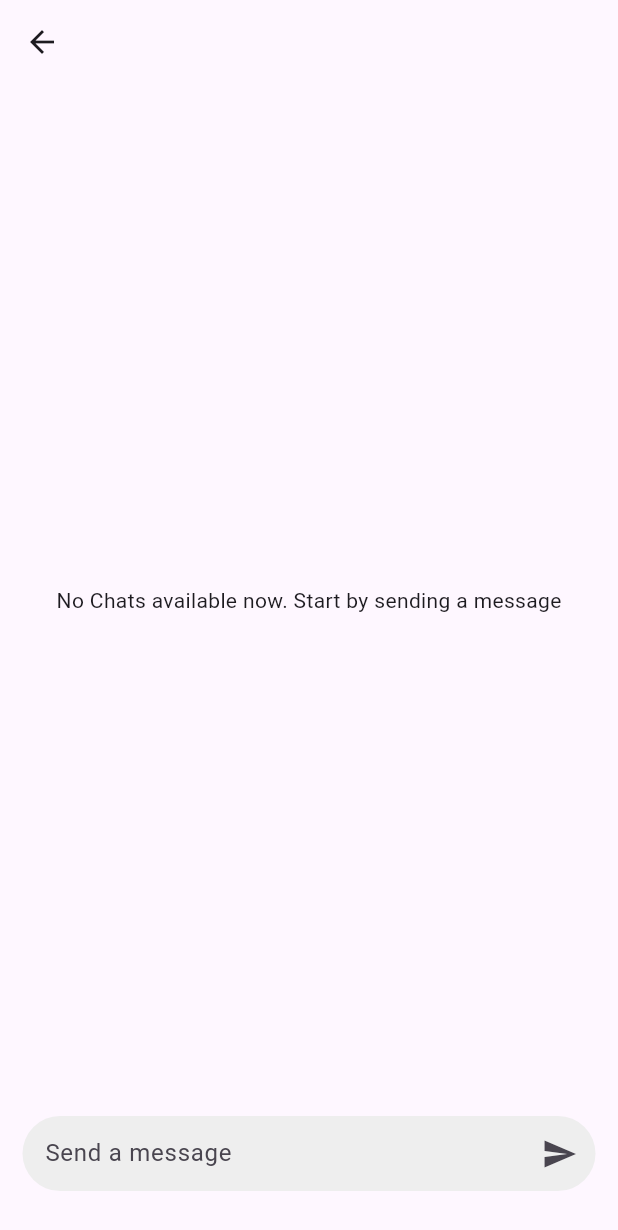
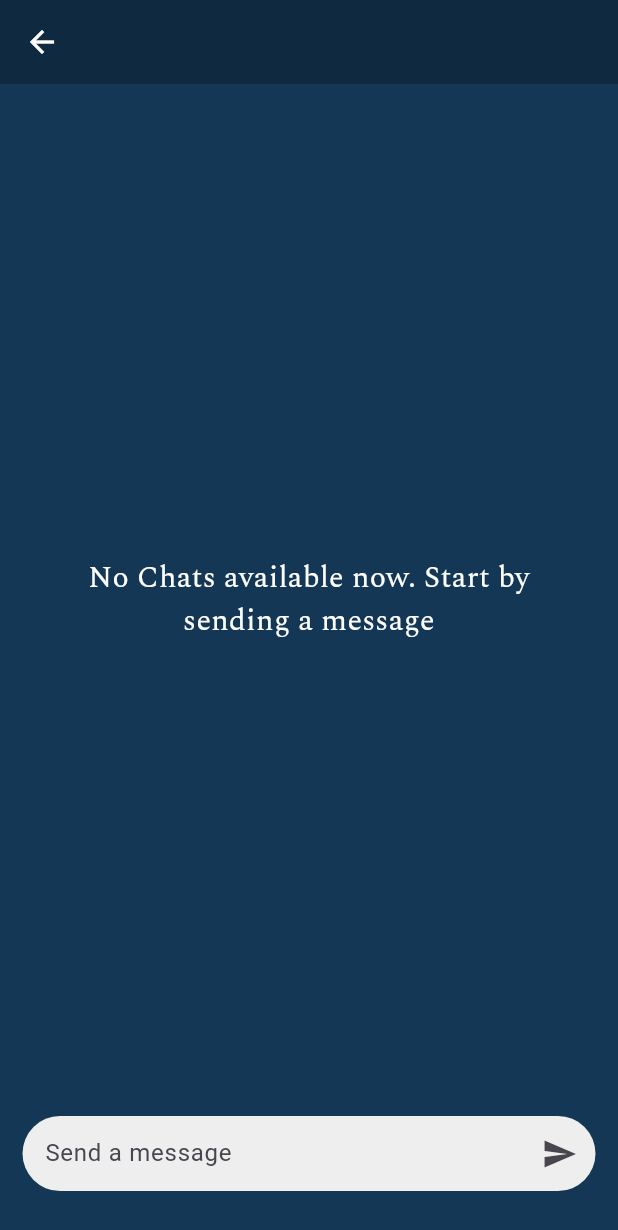
Before and after one commit to zuala69/Luxury-Palace, a Flutter app: the ChatsPage screen opened directly with empty values, on a phone screen of 412 x 824 dp. Shown: the top 1230 px of the screen. Run offline on Flutter 3.47's test engine with Material 3 defaults, Android fonts, the phone set to English and light mode, and no system bars; our stand-ins replace cached_network_image, cloud_firestore, firebase_auth, firebase_core, get, google_fonts and 1 more; accounts and stored records are empty.

Commit message:
minor ui changes

```diff
--- a/lib/ui/chats/chat_tile.dart
+++ b/lib/ui/chats/chat_tile.dart
@@ -1,5 +1,6 @@
 import 'package:chat_bubbles/chat_bubbles.dart';
 import 'package:flutter/material.dart';
+import 'package:google_fonts/google_fonts.dart';
 import 'package:luxury_guide/models/message.dart';
 import 'package:luxury_guide/utils/functions.dart';
 
@@ -17,13 +18,13 @@ class ChatTile extends StatelessWidget {
   @override
   Widget build(BuildContext context) {
     final isSender = msg.senderId == uid();
-    final tileColor = isSender ? Colors.blue : Colors.grey;
+    final tileColor = isSender ? Colors.blue[900]! : Colors.grey;
     return BubbleNormal(
       text: msg.text,
       isSender: isSender,
       color: tileColor,
       tail: true,
-      textStyle: const TextStyle(
+      textStyle: GoogleFonts.spectral(
         fontSize: 20,
         color: Colors.white,
       ),
--- a/lib/ui/chats/chats.dart
+++ b/lib/ui/chats/chats.dart
@@ -1,3 +1,5 @@
+import 'dart:developer';
+
 import 'package:cloud_firestore/cloud_firestore.dart';
 import 'package:flutter/cupertino.dart';
 import 'package:flutter/material.dart';
@@ -5,7 +7,7 @@ import 'package:google_fonts/google_fonts.dart';
 import 'package:luxury_guide/controllers/firebase_controller.dart';
 import 'package:luxury_guide/models/message.dart';
 import 'package:luxury_guide/models/user.dart';
-
+import 'package:luxury_guide/utils/colors.dart';
 import 'chat_tile.dart';
 import 'input.dart';
 
@@ -16,8 +18,18 @@ class ChatsPage extends StatelessWidget {
   @override
   Widget build(BuildContext context) {
     return Scaffold(
+      backgroundColor: AppColors.secondary,
       appBar: AppBar(
-        title: Text(chatUser.name),
+        leading: const BackButton(
+          color: Colors.white,
+        ),
+        backgroundColor: AppColors.primary,
+        title: Text(
+          chatUser.name,
+          style: GoogleFonts.spectral(
+            color: Colors.white,
+          ),
+        ),
       ),
       body: Stack(
         fit: StackFit.expand,
@@ -34,19 +46,34 @@ class ChatsPage extends StatelessWidget {
                         "No account available to chat",
                         style: GoogleFonts.spectral(
                           fontSize: 20,
+                          color: Colors.white,
                         ),
                       ),
                     );
                   }
                   final items = snap.data?.docs ?? [];
+                  for (var element in items) {
+                    log("Chat: ${element.data().text}");
+                  }
                   if (items.isEmpty) {
-                    return const Center(
-                      child: Text(
-                          "No Chats available now. Start by sending a message"),
+                    return Center(
+                      child: Padding(
+                        padding: const EdgeInsets.symmetric(horizontal: 45),
+                        child: Text(
+                          "No Chats available now. Start by sending a message",
+                          style: GoogleFonts.spectral(
+                            fontSize: 20,
+                            color: Colors.white,
+                          ),
+                          textAlign: TextAlign.center,
+                        ),
+                      ),
                     );
                   }
                   return ListView.builder(
+                    reverse: true,
                     itemCount: items.length,
+                    padding: const EdgeInsets.symmetric(vertical: 25),
                     itemBuilder: (context, index) {
                       final msg = items[index].data();
                       return ChatTile(
--- a/lib/utils/colors.dart
+++ b/lib/utils/colors.dart
@@ -2,4 +2,5 @@ import 'package:flutter/material.dart';
 
 class AppColors {
   static Color primary = const Color.fromARGB(255, 15, 42, 64);
+  static Color secondary = const Color.fromARGB(255, 19, 55, 84);
 }
--- a/pubspec.yaml
+++ b/pubspec.yaml
@@ -52,7 +52,7 @@ dependencies:
   firebase_auth: ^4.20.0
   firebase_core: ^2.32.0
   cloud_firestore: ^4.17.5
-  flutter_chat_ui: ^1.6.13
+  # flutter_chat_ui: ^1.6.13
   chat_bubbles: ^1.6.0
 
 dev_dependencies:
```
Also changed, not shown: lib/controllers/firebase_controller.dart (+1 -22 lines), lib/ui/home/home.dart (+16 -1 lines), lib/ui/profile/profile.dart (+7 -1 lines), lib/utils/functions.dart (+8 -0 lines), pubspec.lock.
